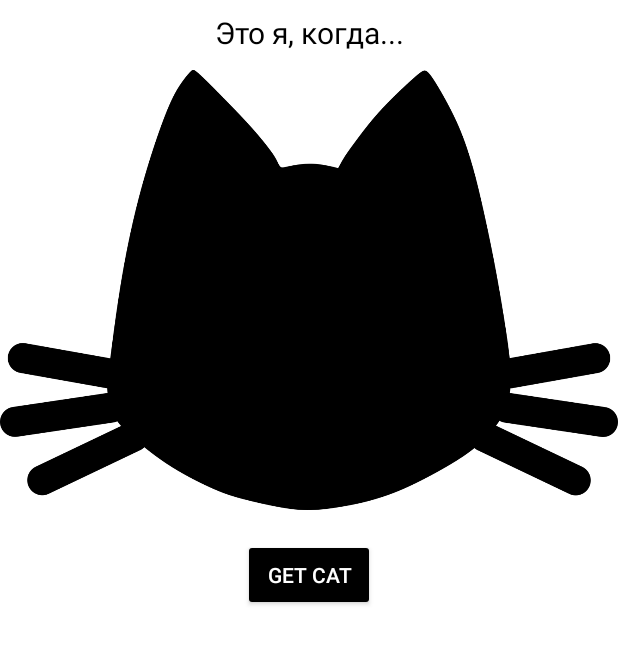
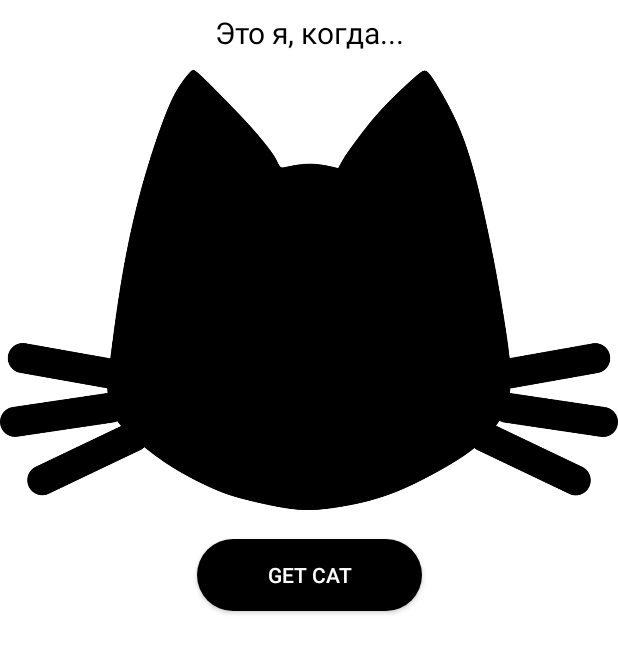
Before and after one commit to StinkyHoleySock/CatApp2, an Android app: the MainFragment screen opened through its navigation route, on a phone screen of 412 x 824 dp. Shown: the top 653 px of the screen. Run offline under Robolectric (Android 15) with nearby library versions, the phone set to English and light mode, and no system bars; our stand-ins replace Picasso; pictures from the network do not load; Roboto replaces fonts that are not available here.

Commit message:
- add buttonshape

```diff
--- a/app/src/main/java/com/example/apiexampleapp/screens/splash/SplashFragment.kt
+++ b/app/src/main/java/com/example/apiexampleapp/screens/splash/SplashFragment.kt
@@ -24,5 +24,4 @@ class SplashFragment: Fragment(R.layout.fragment_splash) {
         }
 
     }
-
 }
--- /dev/null
+++ b/app/src/main/res/drawable/buttonshape.xml
@@ -0,0 +1,9 @@
+<?xml version="1.0" encoding="utf-8"?>
+<shape xmlns:android="http://schemas.android.com/apk/res/android">
+    <corners
+        android:radius="30dp"
+        />
+    <solid
+        android:color="#000000"
+        />
+</shape>
--- a/app/src/main/res/layout/fragment_main.xml
+++ b/app/src/main/res/layout/fragment_main.xml
@@ -35,9 +35,9 @@
 
     <androidx.appcompat.widget.AppCompatButton
         android:id="@+id/btn_refresh"
-        android:layout_width="wrap_content"
+        android:layout_width="150dp"
         android:layout_height="wrap_content"
-        android:backgroundTint="@color/black"
+        android:background="@drawable/buttonshape"
         android:layout_marginTop="16dp"
         android:text="@string/get_cat"
         android:textColor="@color/white"
```
Also changed, not shown: app/src/main/java/com/example/apiexampleapp/MainActivity.kt (line endings or trailing spaces), app/src/main/java/com/example/apiexampleapp/data/api/ApiService.kt (line endings or trailing spaces), app/src/main/java/com/example/apiexampleapp/data/api/RetrofitInstance.kt (line endings or trailing spaces), app/src/main/java/com/example/apiexampleapp/data/repository/Repository.kt (line endings or trailing spaces), app/src/main/java/com/example/apiexampleapp/model/Cat.kt (line endings or trailing spaces), app/src/main/java/com/example/apiexampleapp/screens/main/MainViewModel.kt (line endings or trailing spaces).
